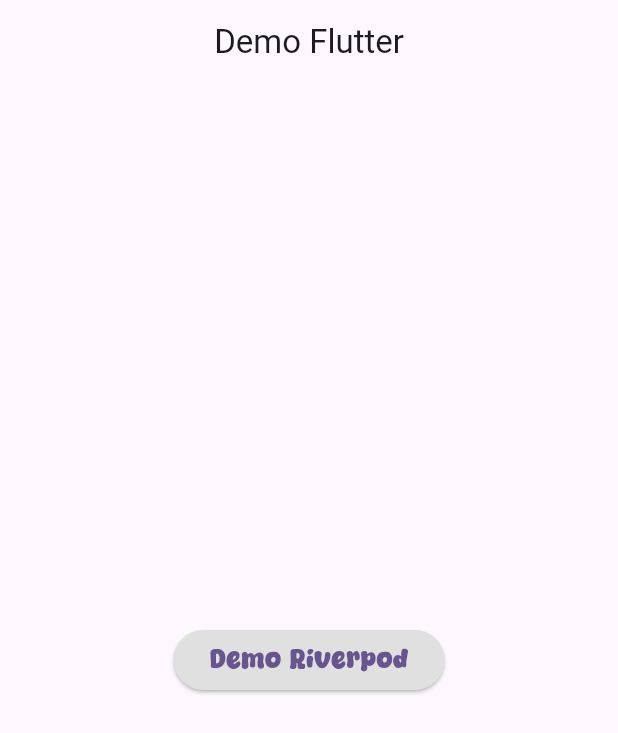
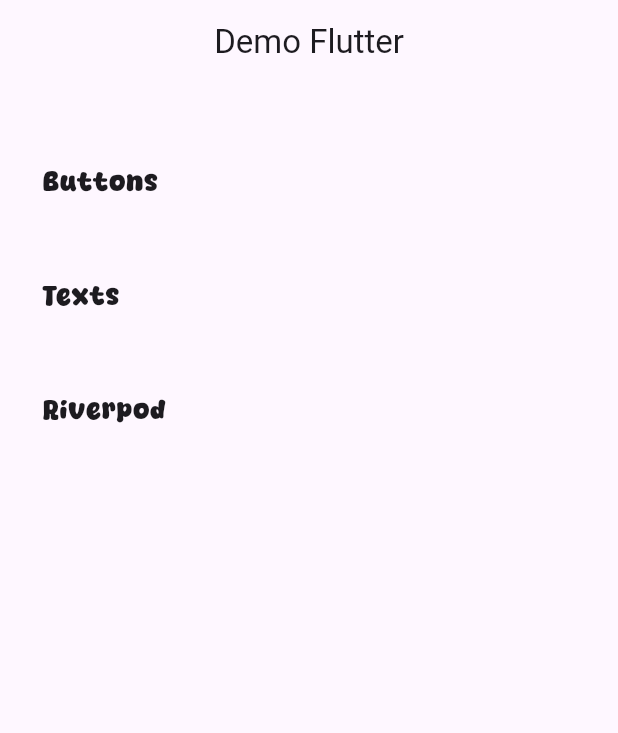
Before and after one commit to matgentili/FlutterDemo, a Flutter app: the screen it shows after launch, on a phone screen of 412 x 824 dp. Shown: the top 733 px of the screen. Run offline on Flutter 3.47's test engine with Material 3 defaults, Android fonts, the phone set to English and light mode, and no system bars; our stand-ins replace flutter_riverpod; project files that could hold a hidden picture were left out.

Commit message:
Aggiunti screen bottoni e text

```diff
--- a/lib/home_screen.dart
+++ b/lib/home_screen.dart
@@ -1,5 +1,7 @@
+import 'package:demo/buttons/buttons_screen.dart';
 import 'package:demo/riverpod/first_screen.dart';
 import 'package:demo/riverpod/utils/responsive_extensions.dart';
+import 'package:demo/text/texts_screen.dart';
 import 'package:demo/utils/constants.dart';
 import 'package:flutter/material.dart';
 
@@ -8,7 +10,15 @@ class HomeScreen extends StatelessWidget {
 
   @override
   Widget build(BuildContext context) {
-    // double width = MediaQuery.of(context).size.width;
+    // Lista degli schermi con nome e relativo widget
+    final List<Map<String, dynamic>> screens = [
+      {'type': 'Buttons', 'screen': ButtonsScreen()},
+      {'type': 'Texts', 'screen': TextsScreen()},
+      {'type': 'Riverpod', 'screen': FirstScreen()},
+    ];
+
+    // Togliere YangBus
+
     return Scaffold(
       appBar: AppBar(
         title: Text("Demo Flutter"),
@@ -17,28 +27,25 @@ class HomeScreen extends StatelessWidget {
       body: Padding(
         padding: const EdgeInsets.all(28.0),
         child: Center(
-          child: Column(
-            mainAxisAlignment: MainAxisAlignment.center,
-            crossAxisAlignment: CrossAxisAlignment.center,
-            children: <Widget>[
-              ElevatedButton(
-                style: ButtonStyle(
-                  backgroundColor:
-                      WidgetStateProperty.all<Color>(Colors.grey.shade300),
-                ),
-                onPressed: () => Navigator.of(context).push(
-                  MaterialPageRoute(
-                    builder: (_) => FirstScreen(),
-                  ),
-                ),
-                child: Text(
-                  "Demo Riverpod",
+          child: ListView.builder(
+            itemCount: screens.length,
+            itemBuilder: (context, index) {
+              final screen = screens[index];
+              return ListTile(
+                contentPadding: EdgeInsets.symmetric(vertical: 10),
+                title: Text(
+                  screen['type'],
                   style: AppTexts.kButton.copyWith(
                     fontSize: 18.sp(context),
                   ),
                 ),
-              ),
-            ],
+                onTap: () => Navigator.of(context).push(
+                  MaterialPageRoute(
+                    builder: (_) => screen['screen'],
+                  ),
+                ),
+              );
+            },
           ),
         ),
       ),
```
Also changed, not shown: lib/buttons/buttons_screen.dart (added, +47 -0 lines), lib/text/texts_screen.dart (added, +58 -0 lines).
